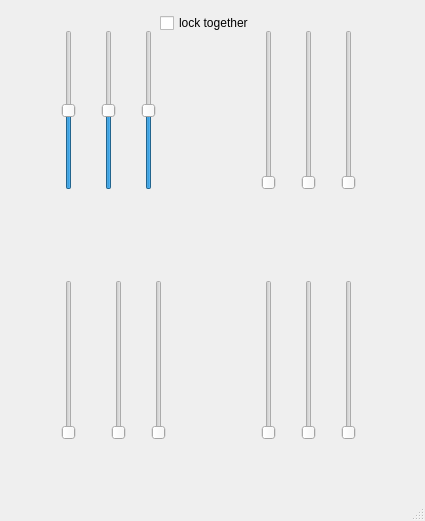
Qt form gui/gui.ui (Williangalvani/W4lker) before a commit.
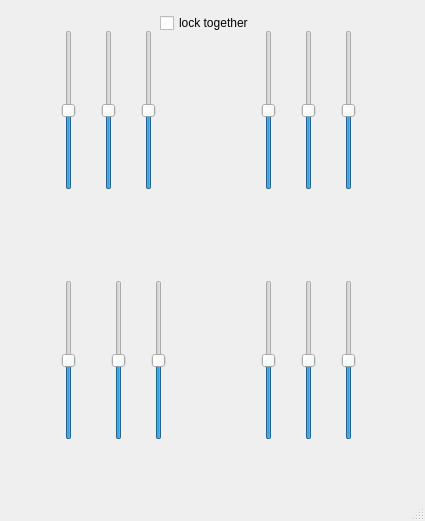
The same form after that commit.

Commit message: -Add possibility to use gui to move each servo individually -Add a viewcontroller, to control the movements from an external camera, clicking on the new desired position, and using a token to identify the current position

```diff
--- a/gui/gui.ui
+++ b/gui/gui.ui
@@ -23,6 +23,12 @@
       <height>160</height>
      </rect>
     </property>
+    <property name="minimum">
+     <number>-80</number>
+    </property>
+    <property name="maximum">
+     <number>80</number>
+    </property>
     <property name="orientation">
      <enum>Qt::Vertical</enum>
     </property>
@@ -36,6 +42,12 @@
       <height>160</height>
      </rect>
     </property>
+    <property name="minimum">
+     <number>-80</number>
+    </property>
+    <property name="maximum">
+     <number>80</number>
+    </property>
     <property name="orientation">
      <enum>Qt::Vertical</enum>
     </property>
@@ -49,6 +61,12 @@
       <height>160</height>
      </rect>
     </property>
+    <property name="minimum">
+     <number>-80</number>
+    </property>
+    <property name="maximum">
+     <number>80</number>
+    </property>
     <property name="orientation">
      <enum>Qt::Vertical</enum>
     </property>
@@ -62,6 +80,12 @@
       <height>160</height>
      </rect>
     </property>
+    <property name="minimum">
+     <number>-80</number>
+    </property>
+    <property name="maximum">
+     <number>80</number>
+    </property>
     <property name="orientation">
      <enum>Qt::Vertical</enum>
     </property>
@@ -75,6 +99,15 @@
       <height>160</height>
      </rect>
     </property>
+    <property name="minimum">
+     <number>-80</number>
+    </property>
+    <property name="maximum">
+     <number>80</number>
+    </property>
+    <property name="value">
+     <number>0</number>
+    </property>
     <property name="orientation">
      <enum>Qt::Vertical</enum>
     </property>
@@ -88,6 +121,12 @@
       <height>160</height>
      </rect>
     </property>
+    <property name="minimum">
+     <number>-80</number>
+    </property>
+    <property name="maximum">
+     <number>80</number>
+    </property>
     <property name="orientation">
      <enum>Qt::Vertical</enum>
     </property>
@@ -158,6 +197,12 @@
       <height>160</height>
      </rect>
     </property>
+    <property name="minimum">
+     <number>-80</number>
+    </property>
+    <property name="maximum">
+     <number>80</number>
+    </property>
     <property name="orientation">
      <enum>Qt::Vertical</enum>
     </property>
@@ -171,6 +216,12 @@
       <height>160</height>
      </rect>
     </property>
+    <property name="minimum">
+     <number>-80</number>
+    </property>
+    <property name="maximum">
+     <number>80</number>
+    </property>
     <property name="orientation">
      <enum>Qt::Vertical</enum>
     </property>
@@ -184,6 +235,12 @@
       <height>160</height>
      </rect>
     </property>
+    <property name="minimum">
+     <number>-80</number>
+    </property>
+    <property name="maximum">
+     <number>80</number>
+    </property>
     <property name="orientation">
      <enum>Qt::Vertical</enum>
     </property>
```
Left out of the diff: 12 changed lines with no effect on the pictures. The commit also changes 6 other files.
